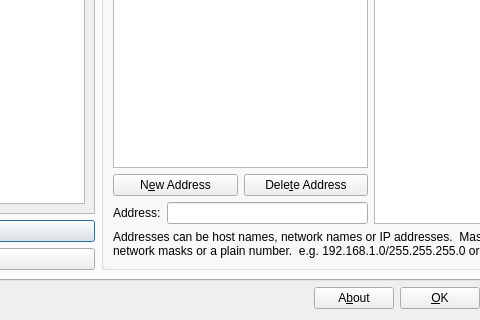
First picture: the form in src/guardPuppy.ui, repository tsuckow/guard-puppy, before the edit; both pictures show x 201 to 681 and y 338 to 658 of the 864 by 658 pixel window.
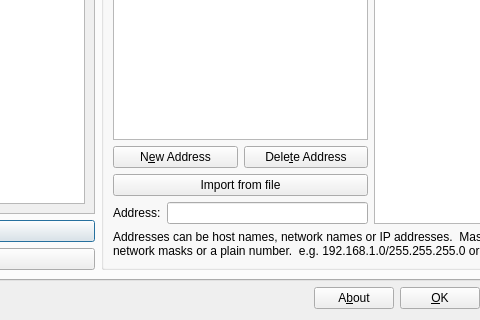
Second picture: the form after the edit. The open tabs and pages were chosen to show the change.

```diff
--- a/src/guardPuppy.ui
+++ b/src/guardPuppy.ui
@@ -196,6 +196,17 @@
                 </item>
                </layout>
               </item>
+              <item>
+               <layout class="QHBoxLayout" name="horizontalLayout_28">
+                <item>
+                 <widget class="QPushButton" name="zoneFileImportPushButton">
+                  <property name="text">
+                   <string>Import from file</string>
+                  </property>
+                 </widget>
+                </item>
+               </layout>
+              </item>
               <item>
                <layout class="QHBoxLayout" name="horizontalLayout_7">
                 <item>
```
Left out of the diff: 8 changed lines with no effect on the pictures.
